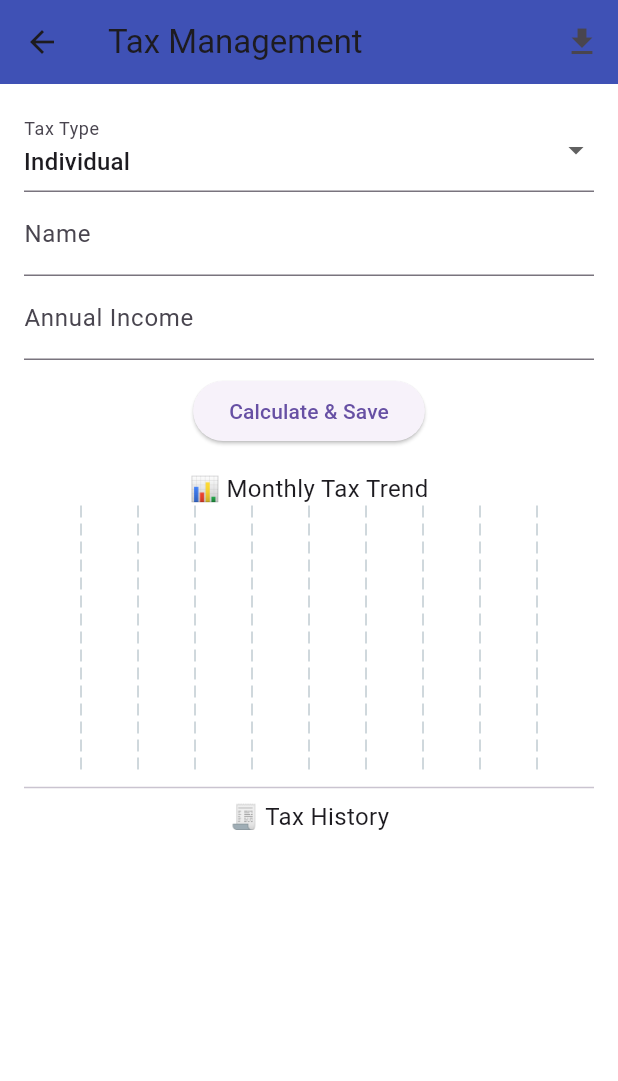
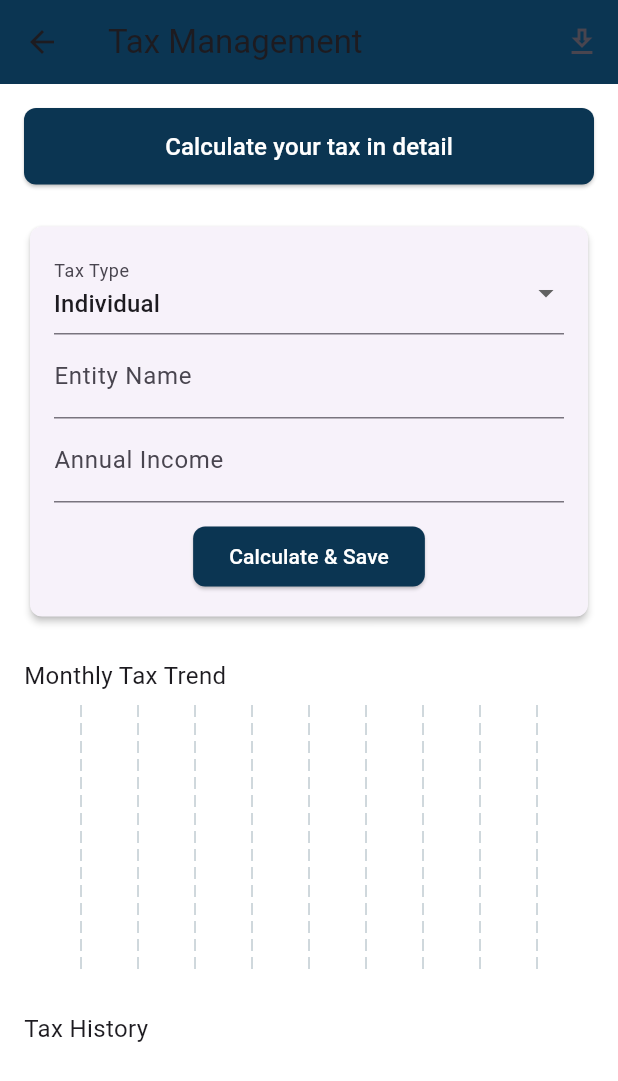
Before and after one commit to DAUNTSMASHER/Uddoygi, a Flutter app: the TaxScreen screen opened by its route, after a tap on "Calculate & Save", on a phone screen of 412 x 824 dp. Shown: the top 1081 px of the screen. Run offline on Flutter 3.47's test engine with Material 3 defaults, Android fonts, the light colour scheme and no system bars; drawn by our look-alikes of fl_chart; our stand-ins replace carousel_slider, cloud_firestore, cross_file, file_picker, firebase_auth, firebase_core and 10 more; missing offline and left inert: excel, googleapis, image_gallery_saver_plus; accounts and stored records are empty; statements that could not run were skipped.

Commit message:
tax screen is done

```diff
--- a/lib/features/hr/presentation/screens/tax_screen.dart
+++ b/lib/features/hr/presentation/screens/tax_screen.dart
@@ -1,28 +1,32 @@
+
+import 'dart:io';
+import 'package:cloud_firestore/cloud_firestore.dart';
+import 'package:excel/excel.dart';
+import 'package:fl_chart/fl_chart.dart';
 import 'package:flutter/material.dart';
-import 'package:cloud_firestore/cloud_firestore.dart';
 import 'package:intl/intl.dart';
-import 'package:fl_chart/fl_chart.dart';
-import 'package:excel/excel.dart';
+import 'package:path_provider/path_provider.dart';
 import 'package:share_plus/share_plus.dart';
-import 'package:path_provider/path_provider.dart';
-import 'dart:io';
+
+import 'tax_calculation.dart';
+
+const Color _darkBlue = Color(0xFF0B3552);
+const Color _white    = Colors.white;
 
 class TaxScreen extends StatefulWidget {
-  const TaxScreen({super.key});
+  const TaxScreen({Key? key}) : super(key: key);
 
   @override
   State<TaxScreen> createState() => _TaxScreenState();
 }
 
 class _TaxScreenState extends State<TaxScreen> {
-  final _formKey = GlobalKey<FormState>();
-  final TextEditingController _entityNameController = TextEditingController();
-  final TextEditingController _incomeController = TextEditingController();
-
-  String _taxType = 'Individual';
-  String _companyType = 'Private';
+  final _formKey               = GlobalKey<FormState>();
+  final _entityNameController  = TextEditingController();
+  final _incomeController      = TextEditingController();
+  String _taxType              = 'Individual';
+  String _companyType          = 'Private';
   double? _calculatedTax;
-
   List<Map<String, dynamic>> _taxHistory = [];
 
   @override
@@ -31,180 +35,227 @@ class _TaxScreenState extends State<TaxScreen> {
     _fetchTaxHistory();
   }
 
+  @override
+  void dispose() {
+    _entityNameController.dispose();
+    _incomeController.dispose();
+    super.dispose();
+  }
+
   void _calculateTax(double amount) {
     double tax = 0;
-
     if (_taxType == 'Individual') {
-      if (amount <= 350000) {
-        tax = 0;
-      } else if (amount <= 450000) {
-        tax = (amount - 350000) * 0.05;
-      } else if (amount <= 750000) {
-        tax = (450000 - 350000) * 0.05 + (amount - 450000) * 0.10;
-      } else if (amount <= 1150000) {
-        tax = (450000 - 350000) * 0.05 +
-            (750000 - 450000) * 0.10 +
-            (amount - 750000) * 0.15;
-      } else {
-        tax = (450000 - 350000) * 0.05 +
-            (750000 - 450000) * 0.10 +
-            (1150000 - 750000) * 0.15 +
-            (amount - 1150000) * 0.20;
+      if (amount > 350000) {
+        tax += (amount.clamp(350001, 450000) - 350000) * 0.05;
+      }
+      if (amount > 450000) {
+        tax += (amount.clamp(450001, 750000) - 450000) * 0.10;
+      }
+      if (amount > 750000) {
+        tax += (amount.clamp(750001, 1150000) - 750000) * 0.15;
+      }
+      if (amount > 1150000) {
+        tax += (amount - 1150000) * 0.20;
       }
     } else {
       double rate = 0.275;
       if (_companyType == 'Public') rate = 0.225;
-      if (_companyType == 'OPC') rate = 0.25;
+      if (_companyType == 'OPC')    rate = 0.25;
       tax = amount * rate;
     }
-
-    setState(() {
-      _calculatedTax = tax;
-    });
+    setState(() => _calculatedTax = tax);
   }
 
   Future<void> _saveTaxToFirebase() async {
     final data = {
-      'entity': _entityNameController.text.trim(),
-      'type': _taxType,
-      'companyType': _taxType == 'Company' ? _companyType : null,
-      'income': double.tryParse(_incomeController.text.trim()) ?? 0.0,
-      'tax': _calculatedTax,
-      'date': DateFormat('yyyy-MM-dd').format(DateTime.now()),
+      'entity':       _entityNameController.text.trim(),
+      'type':         _taxType,
+      'companyType':  _taxType == 'Company' ? _companyType : null,
+      'income':       double.tryParse(_incomeController.text.trim()) ?? 0.0,
+      'tax':          _calculatedTax,
+      'date':         DateFormat('yyyy-MM-dd').format(DateTime.now()),
     };
-
     await FirebaseFirestore.instance.collection('taxes').add(data);
     _fetchTaxHistory();
   }
 
   Future<void> _fetchTaxHistory() async {
-    final snapshot = await FirebaseFirestore.instance
+    final snap = await FirebaseFirestore.instance
         .collection('taxes')
         .orderBy('date', descending: true)
         .get();
-
-    setState(() {
-      _taxHistory = snapshot.docs.map((e) => e.data()).toList();
-    });
+    setState(() => _taxHistory = snap.docs.map((d) => d.data()).toList());
   }
 
   List<BarChartGroupData> _buildBarChart() {
-    Map<String, double> monthlySums = {};
-
-    for (var entry in _taxHistory) {
-      final date = DateTime.tryParse(entry['date'] ?? '');
-      final month = date != null ? DateFormat('MMM').format(date) : 'Unknown';
-      monthlySums[month] = (monthlySums[month] ?? 0) + (entry['tax'] ?? 0.0);
+    final sums = <String,double>{};
+    for (var row in _taxHistory) {
+      final dt = DateTime.tryParse(row['date'] ?? '') ?? DateTime.now();
+      final m  = DateFormat('MMM').format(dt);
+      sums[m] = (sums[m] ?? 0) + (row['tax'] ?? 0.0);
     }
-
-    final months = monthlySums.keys.toList();
-    return List.generate(months.length, (index) {
-      final month = months[index];
+    final months = sums.keys.toList();
+    return List.generate(months.length, (i) {
       return BarChartGroupData(
-        x: index,
+        x: i,
         barRods: [
-          BarChartRodData(toY: monthlySums[month] ?? 0.0, width: 16, color: Colors.indigo)
+          BarChartRodData(toY: sums[months[i]]!, color: _darkBlue, width: 16),
         ],
       );
     });
   }
 
   Future<void> _exportToExcel() async {
-    final excel = Excel.createExcel();
-    final sheet = excel['Tax'];
-
-    sheet.appendRow(['Entity', 'Type', 'Company Type', 'Income', 'Tax', 'Date']);
-    for (var row in _taxHistory) {
+    final ex    = Excel.createExcel();
+    final sheet = ex['Tax'];
+    sheet.appendRow(['Entity','Type','Company','Income','Tax','Date']);
+    for (var r in _taxHistory) {
       sheet.appendRow([
-        row['entity'],
-        row['type'],
-        row['companyType'] ?? '-',
-        row['income'],
-        row['tax'],
-        row['date'],
+        r['entity'],
+        r['type'],
+        r['companyType'] ?? '-',
+        r['income'],
+        r['tax'],
+        r['date'],
       ]);
     }
-
-    final bytes = excel.encode();
-    if (bytes != null) {
-      final dir = await getTemporaryDirectory();
+    final bytes = ex.encode();
+    if (bytes == null) return;
+    final dir  = await getTemporaryDirectory();
     final file = File('${dir.path}/tax_report.xlsx');
     await file.writeAsBytes(bytes, flush: true);
     Share.shareXFiles([XFile(file.path)], text: 'Tax Report');
-    }
   }
 
   @override
   Widget build(BuildContext context) {
     return Scaffold(
+        backgroundColor: _white,
         appBar: AppBar(
+          backgroundColor: _darkBlue,
           title: const Text('Tax Management'),
-        backgroundColor: Colors.indigo,
           actions: [
             IconButton(
-            icon: const Icon(Icons.file_download),
+              icon: const Icon(Icons.download_outlined),
               onPressed: _exportToExcel,
             )
           ],
         ),
-      body: Padding(
-        padding: const EdgeInsets.all(16.0),
+        body: SingleChildScrollView(
+            padding: const EdgeInsets.all(16),
             child: Column(
+              crossAxisAlignment: CrossAxisAlignment.stretch,
               children: [
-            Form(
+                // ── NEW BUTTON ────────────────────────────────────────
+                ElevatedButton(
+                  style: ElevatedButton.styleFrom(
+                    backgroundColor: _darkBlue,
+                    padding: const EdgeInsets.symmetric(vertical: 14),
+                    shape: RoundedRectangleBorder(
+                        borderRadius: BorderRadius.circular(8)),
+                  ),
+                  onPressed: () {
+                    Navigator.of(context).push(
+                      MaterialPageRoute(
+                        builder: (_) => const TaxCalculationPage(),
+                      ),
+                    );
+                  },
+                  child: const Text(
+                    'Calculate your tax in detail',
+                    style: TextStyle(color: _white, fontSize: 16),
+                  ),
+                ),
+
+                const SizedBox(height: 24),
+
+                // ── Input Form ────────────────────────────────────
+                Card(
+                  elevation: 2,
+                  shape: RoundedRectangleBorder(
+                      borderRadius: BorderRadius.circular(8)),
+                  child: Padding(
+                    padding: const EdgeInsets.all(16),
+                    child: Form(
                       key: _formKey,
                       child: Column(
                         children: [
                           DropdownButtonFormField<String>(
                             value: _taxType,
-                    items: ['Individual', 'Company']
-                        .map((e) => DropdownMenuItem(value: e, child: Text(e)))
-                        .toList(),
-                    onChanged: (val) => setState(() => _taxType = val!),
-                    decoration: const InputDecoration(labelText: 'Tax Type'),
+                            items: const [
+                              DropdownMenuItem(
+                                  value: 'Individual', child: Text('Individual')),
+                              DropdownMenuItem(
+                                  value: 'Company', child: Text('Company')),
+                            ],
+                            decoration:
+                            const InputDecoration(labelText: 'Tax Type'),
+                            onChanged: (v) => setState(() => _taxType = v!),
                           ),
                           if (_taxType == 'Company')
                             DropdownButtonFormField<String>(
                               value: _companyType,
-                      items: ['Public', 'Private', 'OPC']
-                          .map((e) => DropdownMenuItem(value: e, child: Text(e)))
-                          .toList(),
-                      onChanged: (val) => setState(() => _companyType = val!),
-                      decoration: const InputDecoration(labelText: 'Company Type'),
+                              items: const [
+                                DropdownMenuItem(
+                                    value: 'Public', child: Text('Public')),
+                                DropdownMenuItem(
+                                    value: 'Private', child: Text('Private')),
+                                DropdownMenuItem(value: 'OPC', child: Text('OPC')),
+                              ],
+                              decoration: const InputDecoration(
+                                  labelText: 'Company Category'),
+                              onChanged: (v) => setState(() => _companyType = v!),
                             ),
                           TextFormField(
                             controller: _entityNameController,
-                    decoration: const InputDecoration(labelText: 'Name'),
+                            decoration:
+                            const InputDecoration(labelText: 'Entity Name'),
                           ),
                           TextFormField(
                             controller: _incomeController,
+                            decoration:
+                            const InputDecoration(labelText: 'Annual Income'),
                             keyboardType: TextInputType.number,
-                    decoration: const InputDecoration(labelText: 'Annual Income'),
                           ),
-                  const SizedBox(height: 10),
+                          const SizedBox(height: 12),
                           ElevatedButton(
+                            style: ElevatedButton.styleFrom(
+                                backgroundColor: _darkBlue,
+                                shape: RoundedRectangleBorder(
+                                    borderRadius: BorderRadius.circular(8))),
+                            child: const Text('Calculate & Save',
+                                style: TextStyle(color: _white)),
                             onPressed: () {
-                      final income = double.tryParse(_incomeController.text.trim());
-                      if (income != null) {
-                        _calculateTax(income);
+                              final inc = double.tryParse(
+                                  _incomeController.text.trim());
+                              if (inc != null) {
+                                _calculateTax(inc);
                                 _saveTaxToFirebase();
                               }
                             },
-                    child: const Text('Calculate & Save'),
                           ),
                           if (_calculatedTax != null)
                             Padding(
-                      padding: const EdgeInsets.only(top: 10),
+                              padding: const EdgeInsets.only(top: 12),
                               child: Text(
-                        'Calculated Tax: ৳${_calculatedTax!.toStringAsFixed(2)}',
-                        style: const TextStyle(fontSize: 16, color: Colors.indigo),
+                                'Tax: ৳${_calculatedTax!.toStringAsFixed(2)}',
+                                style: const TextStyle(
+                                    fontSize: 16,
+                                    fontWeight: FontWeight.bold,
+                                    color: _darkBlue),
                               ),
                             ),
                         ],
                       ),
                     ),
-            const SizedBox(height: 16),
-            const Text("📊 Monthly Tax Trend", style: TextStyle(fontSize: 16)),
+                  ),
+                ),
+
+                const SizedBox(height: 24),
+
+                // ── Chart ───────────────────────────────────────
+                const Text('Monthly Tax Trend', style: TextStyle(fontSize: 16)),
+                const SizedBox(height: 8),
                 SizedBox(
                   height: 180,
                   child: BarChart(
@@ -215,21 +266,24 @@ class _TaxScreenState extends State<TaxScreen> {
                     ),
                   ),
                 ),
-            const Divider(),
-            const Text("🧾 Tax History", style: TextStyle(fontSize: 16)),
-            Expanded(
-              child: ListView.builder(
-                itemCount: _taxHistory.length,
-                itemBuilder: (context, index) {
-                  final row = _taxHistory[index];
-                  return ListTile(
+
+                const SizedBox(height: 24),
+
+                // ── History ────────────────────────────────────
+                const Text('Tax History', style: TextStyle(fontSize: 16)),
+                const SizedBox(height: 8),
+                ..._taxHistory.map((row) {
+                  return Card(
+                    margin: const EdgeInsets.symmetric(vertical: 4),
+                    child: ListTile(
                       title: Text('${row['entity']} (${row['type']})'),
                       subtitle: Text(
-                        '৳${row['tax']} on ৳${row['income']} • ${row['date']} ${row['companyType'] != null ? '• ${row['companyType']}' : ''}'),
-                  );
-                },
+                        '৳${row['tax']} on ৳${row['income']} • ${row['date']}'
+                            '${row['companyType'] != null ? ' • ${row['companyType']}' : ''}',
                       ),
                     ),
+                  );
+                }).toList(),
               ],
             ),
         ),
```
Lines whose indentation alone changed are shown as unchanged.
